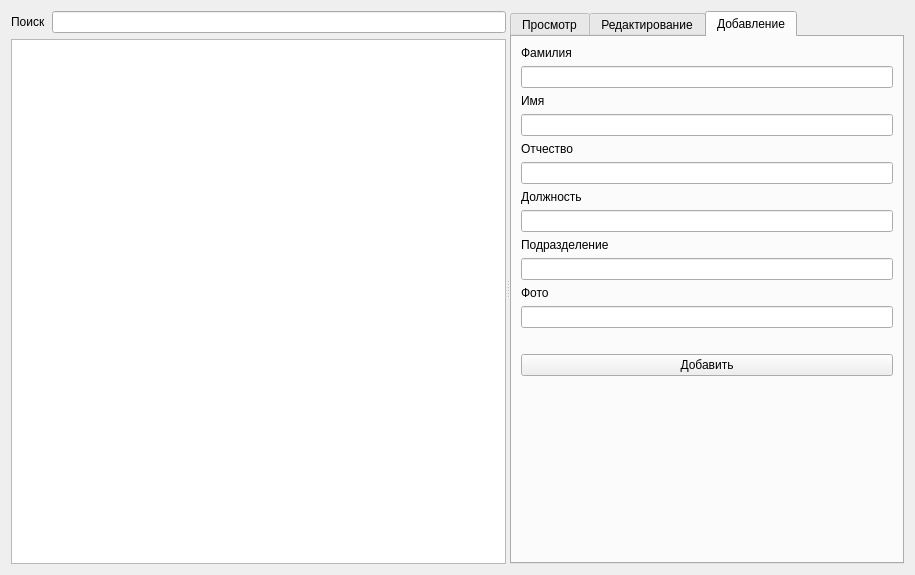
Qt form personalcardeditorform.ui (artemer981333/LiveFaceRecoSystem) before a commit.
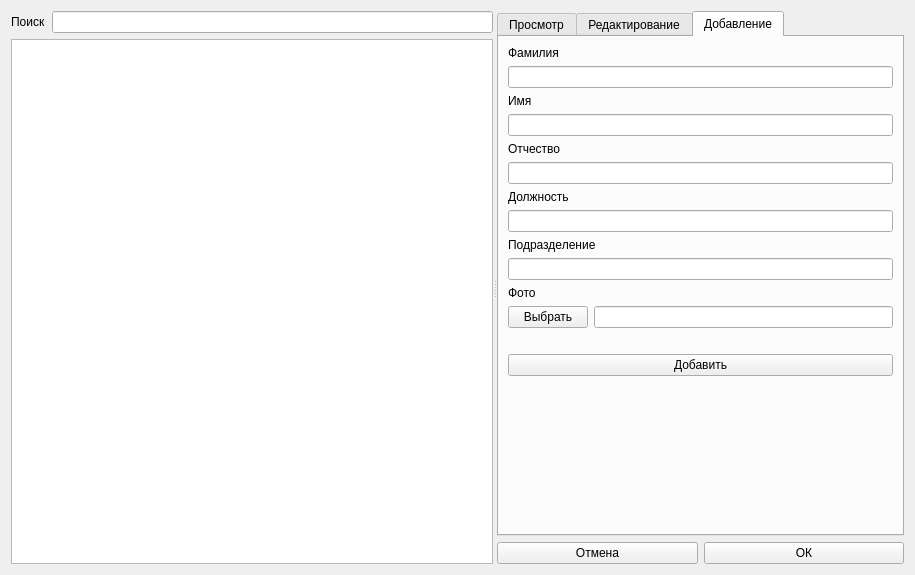
The same form after that commit. The open tabs and pages were chosen to show the change.

Commit message: Added cards and making photos

```diff
--- a/personalcardeditorform.ui
+++ b/personalcardeditorform.ui
@@ -25,7 +25,7 @@
      <widget class="QWidget" name="verticalLayoutWidget">
       <layout class="QVBoxLayout" name="verticalLayout">
        <item>
-        <layout class="QHBoxLayout" name="horizontalLayout_2">
+        <layout class="QHBoxLayout" name="SearchLayout">
          <item>
           <widget class="QLabel" name="label">
            <property name="text">
@@ -34,17 +34,14 @@
           </widget>
          </item>
          <item>
-          <widget class="QLineEdit" name="lineEdit"/>
+          <widget class="QLineEdit" name="SearchLE"/>
          </item>
         </layout>
        </item>
        <item>
-        <widget class="QListWidget" name="CardList">
-         <property name="isWrapping" stdset="0">
-          <bool>false</bool>
-         </property>
-         <property name="layoutMode">
-          <enum>QListView::SinglePass</enum>
+        <widget class="QListView" name="CardView">
+         <property name="editTriggers">
+          <set>QAbstractItemView::NoEditTriggers</set>
          </property>
         </widget>
        </item>
@@ -319,7 +316,18 @@
             </widget>
            </item>
            <item>
-            <widget class="QLineEdit" name="lineEdit_27"/>
+            <layout class="QHBoxLayout" name="horizontalLayout_2">
+             <item>
+              <widget class="QPushButton" name="AddSelectImageButton">
+               <property name="text">
+                <string>Выбрать</string>
+               </property>
+              </widget>
+             </item>
+             <item>
+              <widget class="QLineEdit" name="AddImagePathLE"/>
+             </item>
+            </layout>
            </item>
            <item>
             <widget class="QLabel" name="label_32">
@@ -332,6 +340,9 @@
              <property name="scaledContents">
               <bool>false</bool>
              </property>
+             <property name="alignment">
+              <set>Qt::AlignCenter</set>
+             </property>
              <property name="textInteractionFlags">
               <set>Qt::NoTextInteraction</set>
              </property>
@@ -361,6 +372,24 @@
          </widget>
         </widget>
        </item>
+       <item>
+        <layout class="QHBoxLayout" name="horizontalLayout_3">
+         <item>
+          <widget class="QPushButton" name="CancelButton">
+           <property name="text">
+            <string>Отмена</string>
+           </property>
+          </widget>
+         </item>
+         <item>
+          <widget class="QPushButton" name="OKButton">
+           <property name="text">
+            <string>ОК</string>
+           </property>
+          </widget>
+         </item>
+        </layout>
+       </item>
       </layout>
      </widget>
     </widget>
```
Left out of the diff: 58 changed lines with no effect on the pictures. The commit also changes 18 other files.
